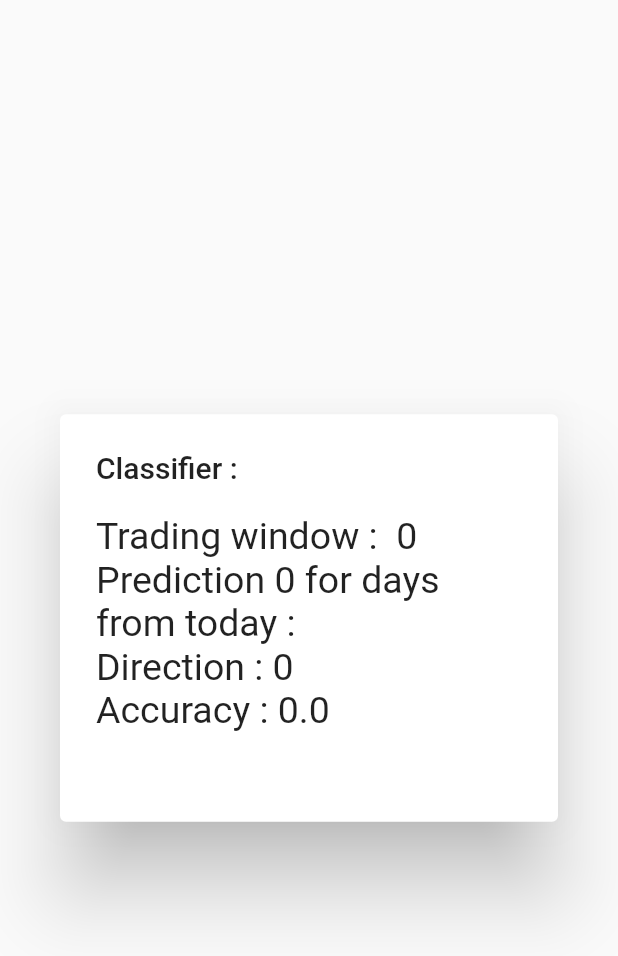
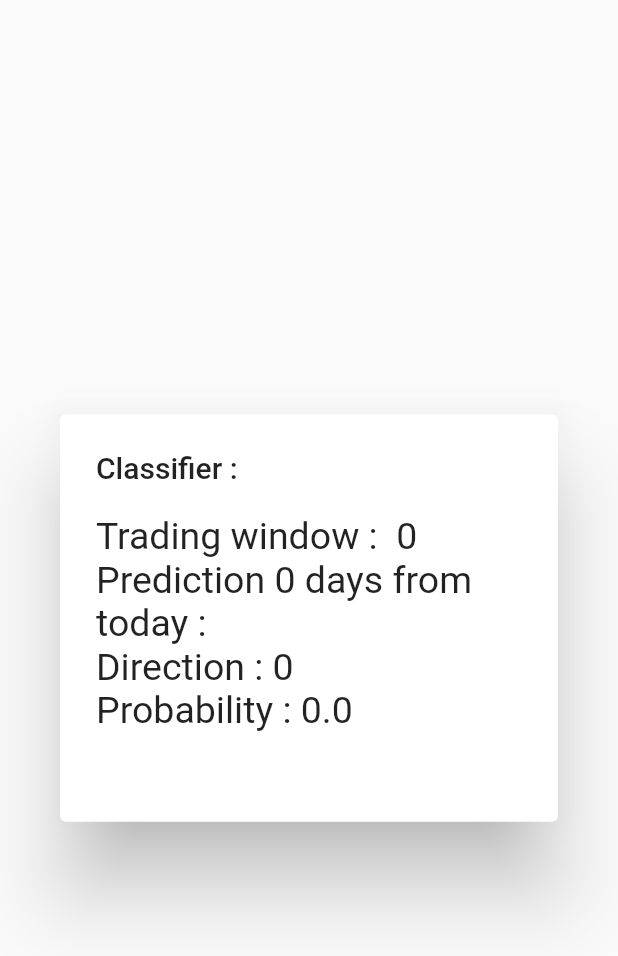
Before and after one commit to team31-pesitbsc/stock-analysis-application-ui, a Flutter app: the PredictionDialogWidget widget shown alone on an empty page, opened directly with empty values, on a phone screen of 412 x 824 dp. Shown: the top 956 px of the screen. Run offline on Flutter 3.47's test engine with Material 2 defaults, Android fonts, the phone set to English and light mode, and no system bars; our stand-ins replace percent_indicator; network calls fail.

Commit message:
TODO - change accuracy to probability across entire application

```diff
--- a/lib/src/models/stock.dart
+++ b/lib/src/models/stock.dart
@@ -1,4 +1,3 @@
-// TODO - figure out why date time parse is not working and convert stockDate to DateTime type
 import 'package:intl/intl.dart';
 
 class Stock {
--- a/lib/src/screens/stock_screen.dart
+++ b/lib/src/screens/stock_screen.dart
@@ -113,7 +113,7 @@ class _StockScreenState extends State<StockScreen> {
           ),
           Container(
               margin: EdgeInsets.symmetric(vertical: 10.0),
-              height: MediaQuery.of(context).size.height * 0.2,
+              height: MediaQuery.of(context).size.height * 0.15,
               child: FutureBuilder(
                 future: getPredictions(widget.company.symbol),
                 builder: (BuildContext context,
--- a/lib/src/widgets/prediction_dialog_widget.dart
+++ b/lib/src/widgets/prediction_dialog_widget.dart
@@ -21,7 +21,7 @@ class PredictionDialogWidget extends StatelessWidget {
               style: TextStyle(fontSize: 25.0),
             ),
             Text(
-              "Prediction ${prediction.forwardDay} for days from today : ",
+              "Prediction ${prediction.forwardDay} days from today : ",
               style: TextStyle(fontSize: 25.0),
             ),
             Text(
@@ -29,7 +29,7 @@ class PredictionDialogWidget extends StatelessWidget {
               style: TextStyle(fontSize: 25.0),
             ),
             Text(
-              "Accuracy : ${prediction.accuracy}",
+              "Probability : ${prediction.accuracy}",
               style: TextStyle(fontSize: 25.0),
             ),
           ],
```
Also changed, not shown: lib/src/widgets/prediction_widget.dart (+11 -6 lines).
